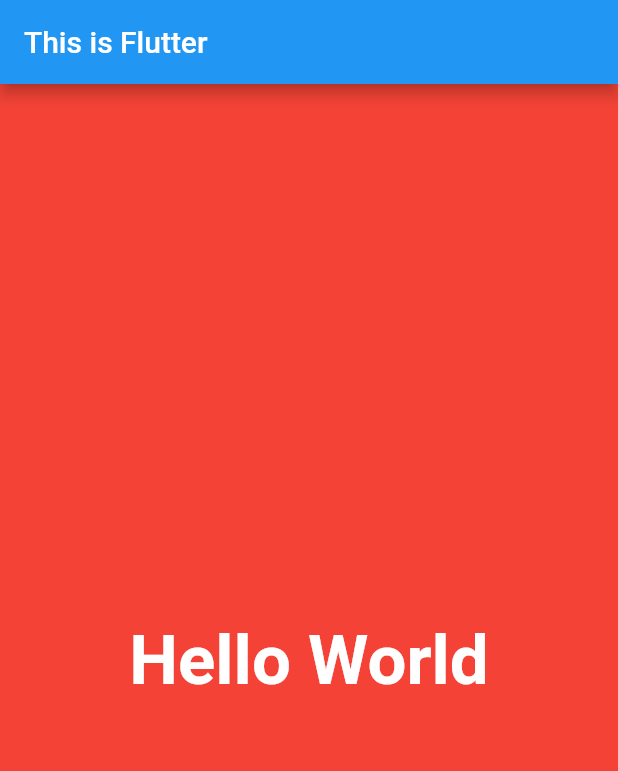
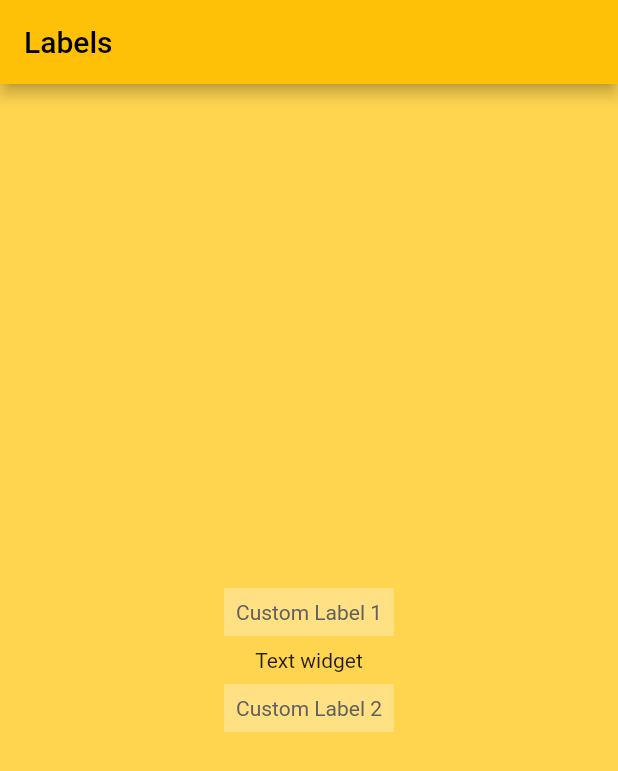
Before and after one commit to lightflutter/test_project_for_study, a Flutter app: the screen it shows after launch, on a phone screen of 412 x 824 dp. Shown: the top 771 px of the screen. Run offline on Flutter 3.47's test engine with Material 2 defaults, Android fonts, the phone set to English and light mode, and no system bars.

Commit message:
Fix: Change main widget. Add custom labels

```diff
--- a/lib/main.dart
+++ b/lib/main.dart
@@ -1,4 +1,5 @@
 import 'package:flutter/material.dart';
+import 'package:test_project_for_study/HintLabel.dart';
 
 void main() => runApp(const MyApp());
 
@@ -8,22 +9,28 @@ class MyApp extends StatelessWidget {
   @override
   Widget build(BuildContext context) {
     return MaterialApp(
-      title: 'Flutter Demo',
+      title: 'StatelessWidget Sample',
       theme: ThemeData(
-        primarySwatch:  Colors.blue,
+        primarySwatch: Colors.amber,
       ),
       home: Scaffold(
-        backgroundColor: Colors.red,
+        backgroundColor: Colors.amber[300],
         appBar: AppBar(
-          title: const Text('This is Flutter'),
+          title: const Text('Labels'),
         ),
-        body: const Center(
-          child: Text('Hello World',
-            style: TextStyle(
-              fontSize: 46,
-              fontWeight: FontWeight.bold,
-              color: Colors.white,
-            ),),
+        body: Center(
+          child: Column(
+            mainAxisSize: MainAxisSize.min,
+            mainAxisAlignment: MainAxisAlignment.center,
+            crossAxisAlignment: CrossAxisAlignment.center,
+            children: const [
+              HintLabel('Custom Label 1'),
+              SizedBox(height: 8.0),
+              Text('Text widget'),
+              SizedBox(height: 8.0),
+              HintLabel('Custom Label 2'),
+            ],
+          ),
         ),
       ),
     );
```
